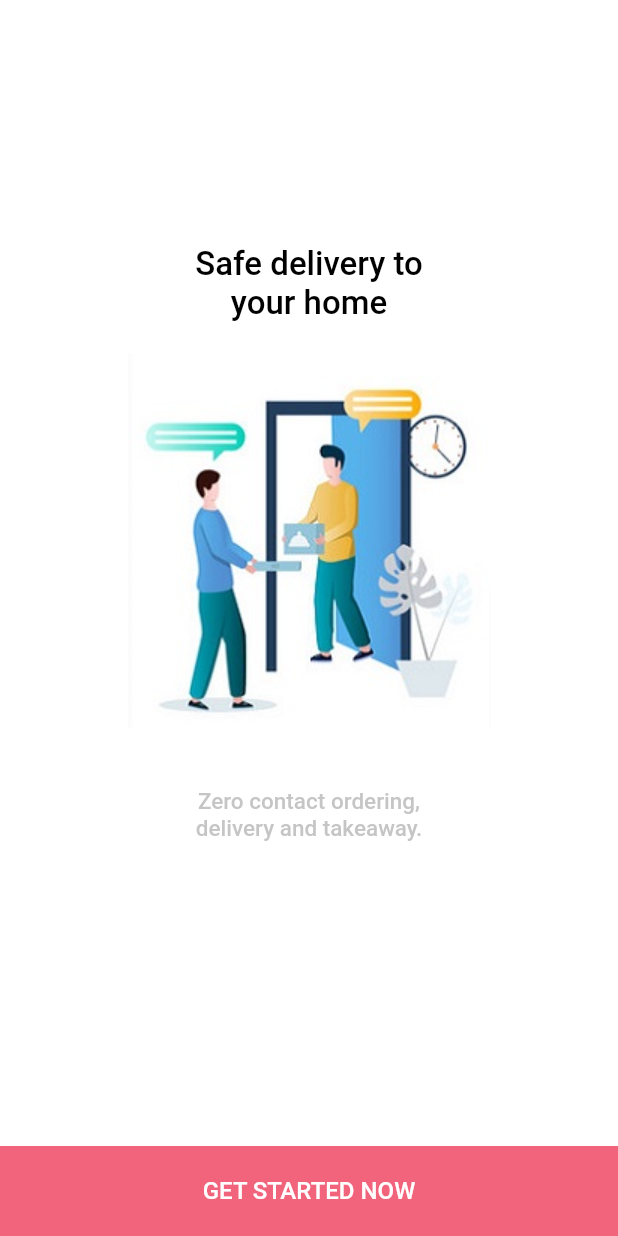
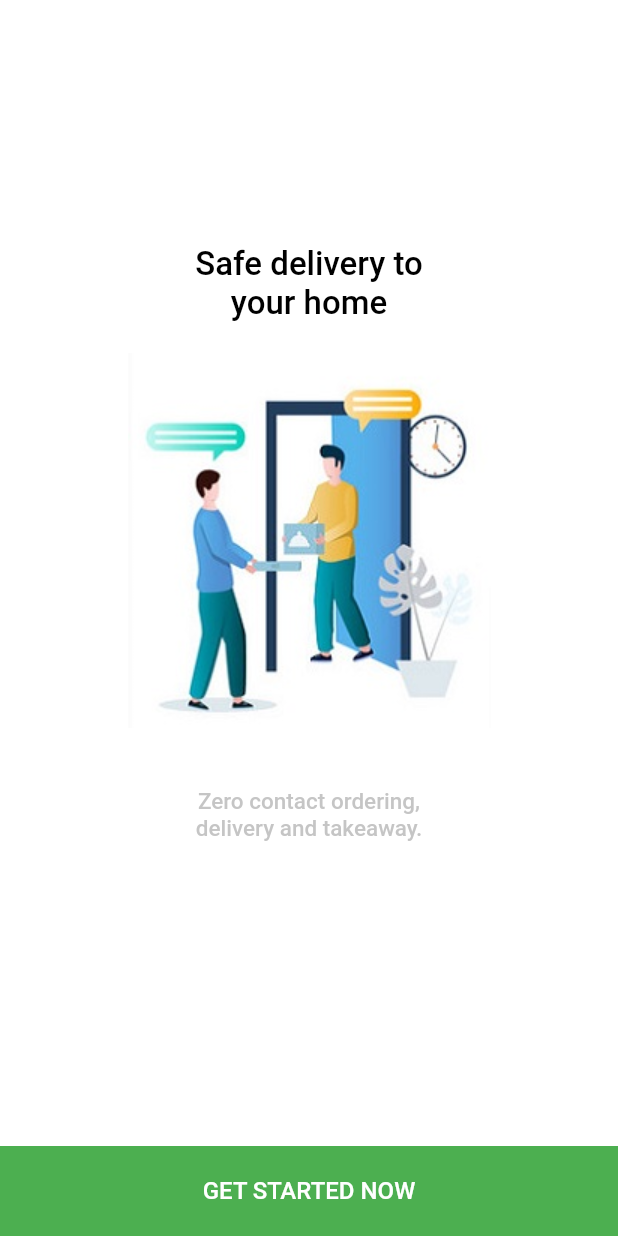
Before and after one commit to myposapp/shoppractical, a Flutter app: the screen it shows after launch, swiped to page 3, on a phone screen of 412 x 824 dp. Run offline on Flutter 3.47's test engine with Material 2 defaults, Android fonts, the phone set to English and light mode, and no system bars; our stand-ins replace bubble_bottom_bar, dotted_border, flutter_slidable, flutter_spinkit, fluttertoast, font_awesome_flutter and 4 more; missing offline and left inert: flutter_polyline_points; project files that could hold a hidden picture were left out.

Commit message:
fix: changed application theme color to all green

```diff
--- a/Food Express/food_express/lib/constant/constant.dart
+++ b/Food Express/food_express/lib/constant/constant.dart
@@ -1,8 +1,8 @@
 import 'package:flutter/material.dart';
 
 Color scaffoldBgColor = Color(0xFFF4F4F4);
-Color primaryColor = Color(0xFFF2647C);
-Color darkPrimaryColor = Color(0xFFCA445D);
+Color primaryColor = Colors.green; //Changed to Green Color
+Color darkPrimaryColor = Color.fromRGBO(46, 125, 50, 1); //Changed to darkGreen
 Color greyColor = Colors.grey;
 Color whiteColor = Colors.white;
 Color blackColor = Colors.black;
--- a/Food Express/food_express/lib/main.dart
+++ b/Food Express/food_express/lib/main.dart
@@ -19,15 +19,15 @@ class MyApp extends StatelessWidget {
     return MaterialApp(
       title: 'Food Express',
       theme: ThemeData(
-        primaryColor: primaryColor,
-        primarySwatch: Colors.red,
+      primaryColor: primaryColor, //Changed the PrimaryColor to Green
+        primarySwatch: Colors.green, //Changed the PrimarySwatch to Green
         visualDensity: VisualDensity.adaptivePlatformDensity,
         textSelectionTheme: TextSelectionThemeData(
           cursorColor: primaryColor,
         ),
         tabBarTheme: TabBarTheme(
-          labelColor: Colors.grey[300],
-          unselectedLabelColor: whiteColor,
+      labelColor: Colors.grey[300],
+          unselectedLabelColor: Colors.white
         ),
       ),
       debugShowCheckedModeBanner: false,
```
